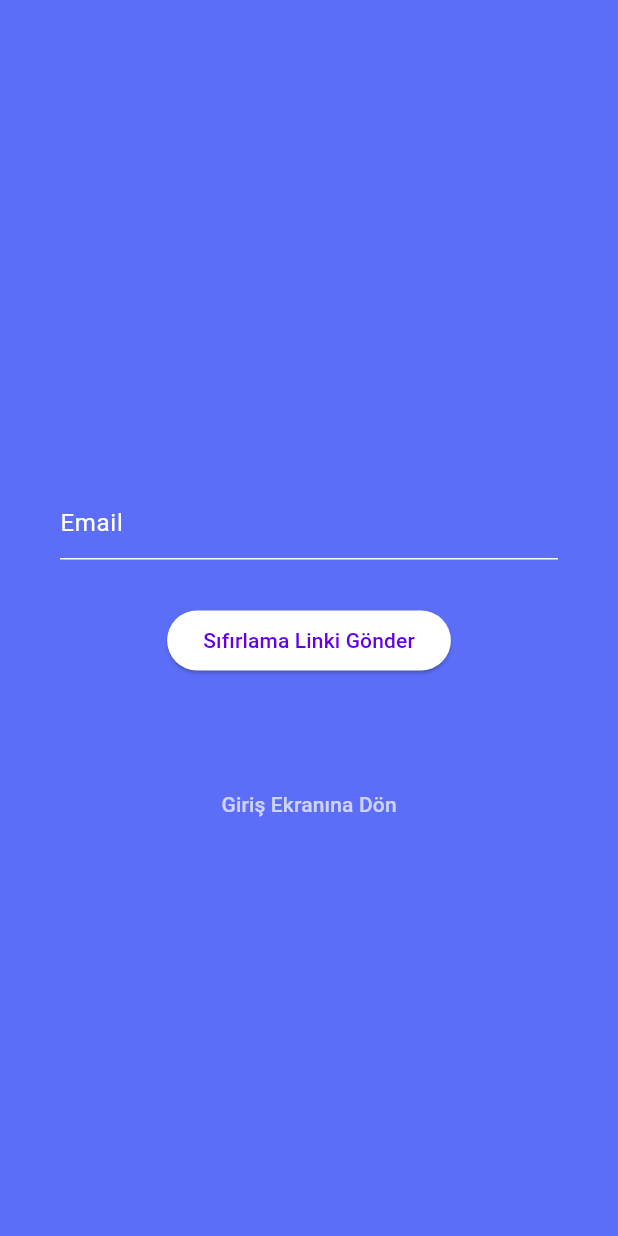
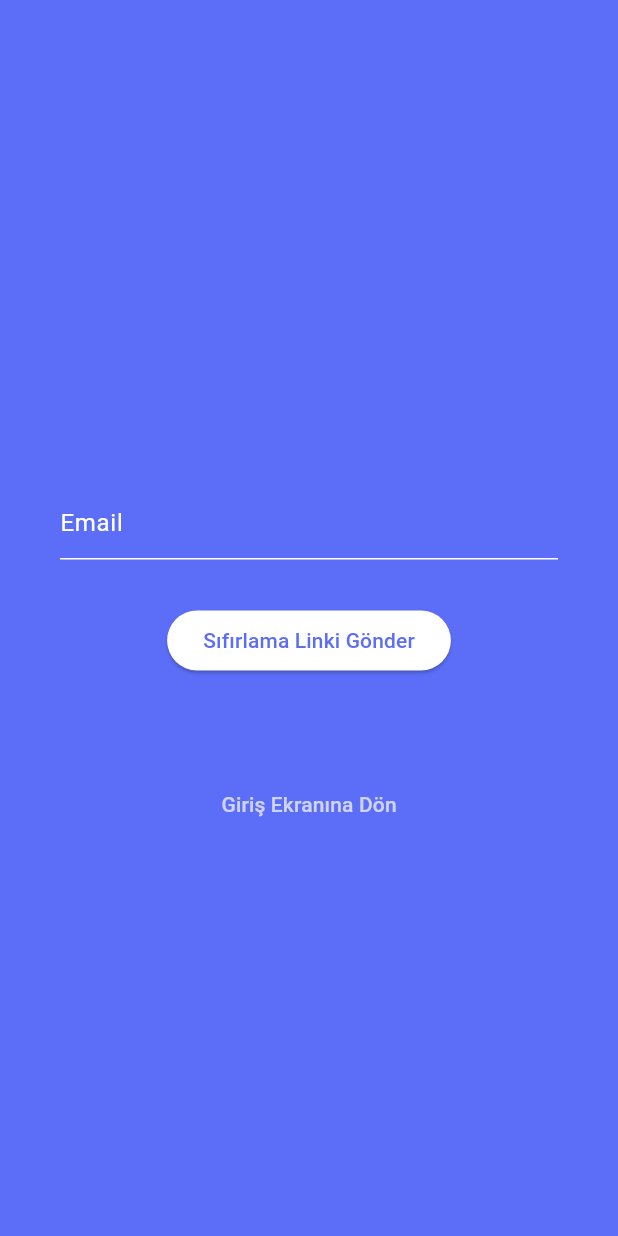
Before and after one commit to emirhnernsatr/To-Do-List, a Flutter app: the screen it shows after launch, after a tap on "sifremi Unuttum", on a phone screen of 412 x 824 dp. Run offline on Flutter 3.47's test engine with Material 3 defaults, Android fonts, the phone set to English and light mode, and no system bars; our stand-ins replace cloud_firestore, firebase_auth, firebase_core, flutter_bloc, shared_preferences; accounts and stored records are empty.

Commit message:
darkMode yapıldı = taskcubit, homescreen, apptheme, tasklistview

```diff
--- a/lib/cubit/tasks_cubit.dart
+++ b/lib/cubit/tasks_cubit.dart
@@ -2,6 +2,7 @@ import 'dart:async';
 
 import 'package:cloud_firestore/cloud_firestore.dart';
 import 'package:flutter_bloc/flutter_bloc.dart';
+import 'package:shared_preferences/shared_preferences.dart';
 import 'package:to_do_uygulamsi/cubit/tasks_state.dart';
 import 'package:to_do_uygulamsi/models/task.dart';
 
@@ -217,3 +218,24 @@ class TasksCubit extends Cubit<TasksState> {
     }
   }
 }
+
+class ThemeCubit extends Cubit<bool> {
+  static const String prefsKey = 'isDarkMode';
+
+  ThemeCubit() : super(false) {
+    _loadTheme();
+  }
+
+  void _loadTheme() async {
+    final prefs = await SharedPreferences.getInstance();
+    final isDark = prefs.getBool(prefsKey) ?? false;
+    emit(isDark);
+  }
+
+  void toggleTheme() async {
+    final prefs = await SharedPreferences.getInstance();
+    final newTheme = !state;
+    await prefs.setBool(prefsKey, newTheme);
+    emit(newTheme);
+  }
+}
--- a/lib/main.dart
+++ b/lib/main.dart
@@ -29,17 +29,24 @@ class MyApp extends StatelessWidget {
         }
 
         final user = FirebaseAuth.instance.currentUser;
+        final uid = user?.uid ?? '';
 
-        return BlocProvider(
-          create: (context) {
-            final uid = FirebaseAuth.instance.currentUser?.uid ?? '';
-            return TasksCubit(uid)..listenToTasks();
-          },
-          //create: (_) => TasksCubit(user?.uid ?? ""),
-          child: MaterialApp(
-            debugShowCheckedModeBanner: false,
-            theme: AppTheme().theme,
-            home: user == null ? const LoginScreen() : const HomeScreen(),
+        return MultiBlocProvider(
+          providers: [
+            BlocProvider(create: (_) => ThemeCubit()),
+            BlocProvider(create: (_) => TasksCubit(uid)..listenToTasks()),
+          ],
+          child: BlocBuilder<ThemeCubit, bool>(
+            builder: (context, isDarkMode) {
+              //final uid = FirebaseAuth.instance.currentUser?.uid ?? '';
+              return MaterialApp(
+                debugShowCheckedModeBanner: false,
+                theme: AppTheme.lightTheme,
+                darkTheme: AppTheme.darkTheme,
+                themeMode: isDarkMode ? ThemeMode.dark : ThemeMode.light,
+                home: user == null ? const LoginScreen() : const HomeScreen(),
+              );
+            },
           ),
         );
       },
--- a/lib/theme/app_theme.dart
+++ b/lib/theme/app_theme.dart
@@ -1,38 +1,64 @@
 import 'package:flutter/material.dart';
 
 class AppTheme {
-  late final ThemeData theme;
-
-  AppTheme() {
-    theme = ThemeData(
+  // açık tema
+  static final ThemeData lightTheme = ThemeData(
     appBarTheme: AppBarTheme(
       color: AppColors.primaryColor,
       shape: RoundedRectangleBorder(
         borderRadius: BorderRadius.vertical(bottom: Radius.circular(20)),
       ),
     ),
-
-      scaffoldBackgroundColor: AppColors.white.withOpacity(0.92),
+    scaffoldBackgroundColor: AppColors.white.withOpacity(0.80),
     floatingActionButtonTheme: FloatingActionButtonThemeData(
       backgroundColor: AppColors.whitecolor,
     ),
-      buttonTheme: ButtonThemeData(
-        colorScheme: ColorScheme.light(
-          onPrimary: AppColors.primaryColor,
-          onSecondary: AppColors.primaryColor,
-        ),
-      ),
-      colorScheme: ColorScheme.light(),
     checkboxTheme: CheckboxThemeData(
       fillColor: WidgetStateProperty.all(AppColors.primaryColor),
       side: BorderSide(color: AppColors.primaryColor),
     ),
-
+    colorScheme: ColorScheme.light(
+      primary: AppColors.primaryColor,
+      onPrimary: Colors.white,
+    ),
     textTheme: ThemeData.light().textTheme.copyWith(
       titleLarge: TextStyle(fontSize: 24, color: AppColors.primaryColor),
     ),
   );
-  }
+
+  //koyu tema
+  static final ThemeData darkTheme = ThemeData.dark().copyWith(
+    scaffoldBackgroundColor: Color(0xFF121212),
+    appBarTheme: AppBarTheme(
+      color: Color(0xFF5C6EF8),
+      elevation: 0,
+      shape: RoundedRectangleBorder(
+        borderRadius: BorderRadius.vertical(bottom: Radius.circular(20)),
+      ),
+    ),
+    floatingActionButtonTheme: FloatingActionButtonThemeData(
+      backgroundColor: Color(0xFF5C6EF8),
+    ),
+    checkboxTheme: CheckboxThemeData(
+      fillColor: WidgetStateProperty.all(AppColors.white),
+      side: const BorderSide(color: AppColors.white70),
+    ),
+    colorScheme: ColorScheme.dark(
+      primary: Color(0xFF5C6EF8),
+      onPrimary: Colors.white,
+      background: Color(0xFF121212),
+      surface: Color(0xFF1E1E1E),
+    ),
+    textTheme: ThemeData.dark().textTheme.copyWith(
+      titleLarge: const TextStyle(
+        fontSize: 24,
+        fontWeight: FontWeight.bold,
+        color: Colors.white,
+      ),
+      bodyMedium: const TextStyle(color: Colors.white70),
+    ),
+    cardColor: const Color(0xFF1E1E1E),
+  );
 }
 
 class AppColors {
--- a/pubspec.yaml
+++ b/pubspec.yaml
@@ -38,6 +38,7 @@ dependencies:
   equatable: ^2.0.5
   uuid: ^4.0.0
   google_fonts: ^6.0.0
+  shared_preferences: ^2.1.0
 
 
 
```
Also changed, not shown: lib/screens/home_screen.dart (+22 -5 lines), lib/widgets/task_list_view.dart (+11 -4 lines), pubspec.lock, 1 other file. Lines whose indentation alone changed are shown as unchanged.
